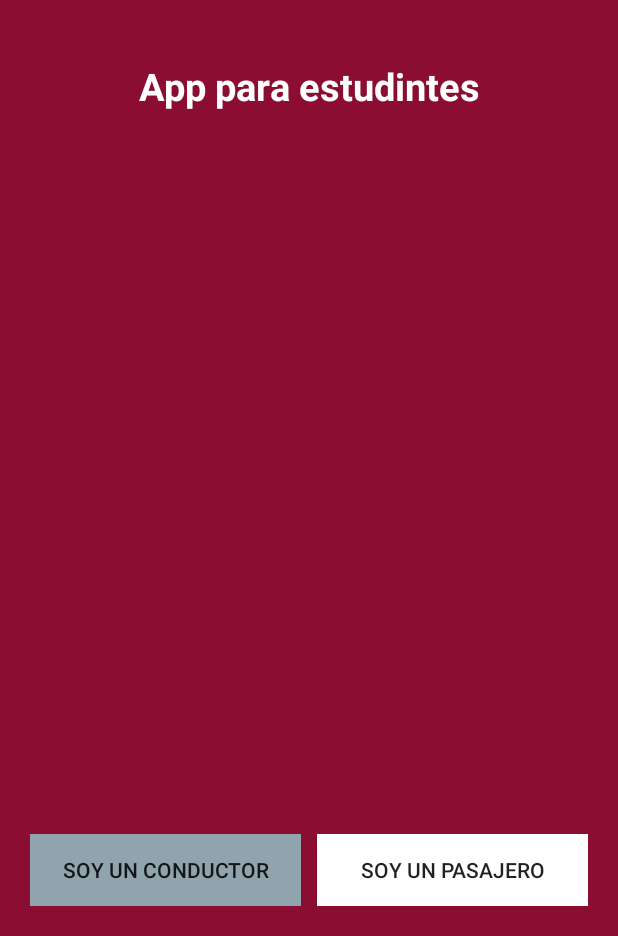
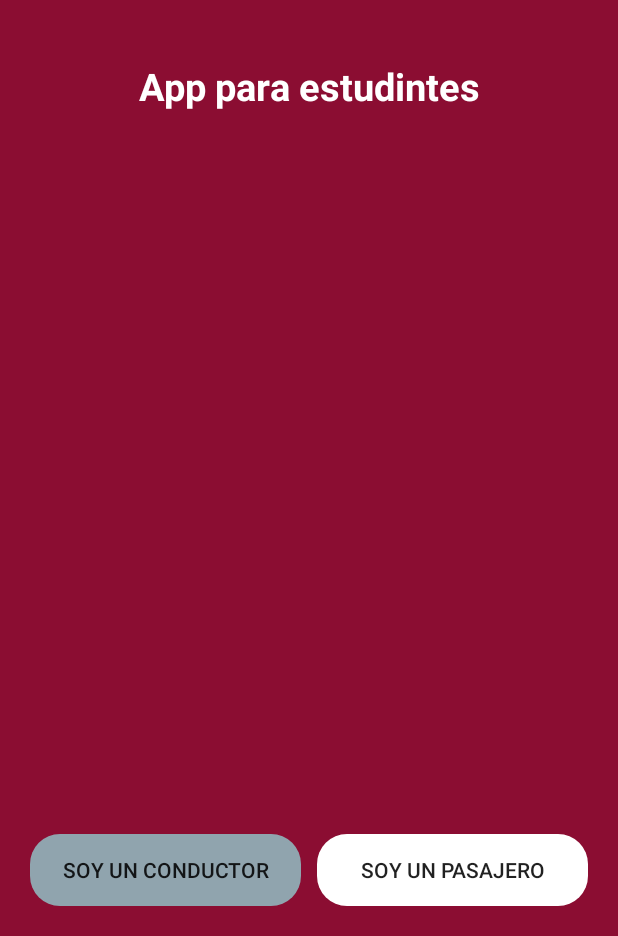
Before and after one commit to NallelyPinaC/RaidingUp, an Android app: the screen it shows after launch (MainActivity), on a phone screen of 412 x 824 dp, the part 300-1236 px from its top. Run offline under Robolectric (Android 15) with nearby library versions, the phone set to English and light mode, and no system bars.

```diff
--- a/app/build.gradle
+++ b/app/build.gradle
@@ -37,6 +37,10 @@ dependencies {
     testImplementation 'junit:junit:4.13.2'
     androidTestImplementation 'androidx.test.ext:junit:1.1.3'
     androidTestImplementation 'androidx.test.espresso:espresso-core:3.4.0'
+    implementation platform('com.google.firebase:firebase-bom:28.4.1')
+    implementation 'com.google.firebase:firebase-auth'
+    implementation platform('com.google.firebase:firebase-bom:28.4.2')
+    implementation 'com.google.firebase:firebase-database'
 }
 
 apply plugin: 'com.google.gms.google-services'
--- a/app/src/main/res/layout/activity_login.xml
+++ b/app/src/main/res/layout/activity_login.xml
@@ -42,6 +42,7 @@
                 >
 
                 <com.google.android.material.textfield.TextInputEditText
+                    android:id="@+id/textInputEmail"
                     android:layout_width="match_parent"
                     android:layout_height="wrap_content"
                     android:hint="Correo electronico"
@@ -72,6 +73,7 @@
                 android:layout_height="wrap_content">
 
                 <com.google.android.material.textfield.TextInputEditText
+                    android:id="@+id/textInputPassword"
                     android:layout_width="match_parent"
                     android:layout_height="wrap_content"
                     android:hint="Contraseña"
@@ -89,6 +91,7 @@
             android:gravity="bottom">
 
             <Button
+                android:id="@+id/btnLogin"
                 android:layout_width="match_parent"
                 android:layout_height="wrap_content"
                 android:text="INGRESAR"
--- a/app/src/main/res/layout/activity_main.xml
+++ b/app/src/main/res/layout/activity_main.xml
@@ -44,8 +44,9 @@
                 android:layout_height="wrap_content"
                 android:layout_marginRight="5dp"
                 android:layout_weight="1"
-                android:background="#90a4ae"
-                android:text="Soy un conductor" />
+                android:backgroundTint="#90a4ae"
+                android:text="Soy un conductor"
+                android:background="@drawable/rounded_button"/>
 
             <Button
                 android:id="@+id/btnIAmClient"
@@ -53,8 +54,11 @@
                 android:layout_height="wrap_content"
                 android:layout_marginLeft="5dp"
                 android:layout_weight="1"
-                android:background="@color/white"
-                android:text="Soy un pasajero" />
+                android:backgroundTint="@color/white"
+                android:text="Soy un pasajero"
+                android:background="@drawable/rounded_button"/>
+
+
 
         </LinearLayout>
 
--- a/app/src/main/res/layout/activity_select_option_auth.xml
+++ b/app/src/main/res/layout/activity_select_option_auth.xml
@@ -36,6 +36,7 @@
             android:textStyle="bold"/>
 
         <Button
+            android:id="@+id/btnGoToLogin"
             android:layout_width="match_parent"
             android:layout_height="wrap_content"
             android:layout_marginLeft="30dp"
@@ -43,9 +44,11 @@
             android:text="YA TENGO CUENTA"
             android:backgroundTint="@color/cardview_dark_background"
             android:textColor="@color/white"
-            android:layout_marginRight="30dp"/>
+            android:layout_marginRight="30dp"
+            />
 
         <Button
+            android:id="@+id/btnGoToRegister"
             android:layout_width="match_parent"
             android:background="@drawable/rounded_button"
             android:backgroundTint="@color/cardview_dark_background"
```
Also changed, not shown: app/src/main/java/com/equipo3/radingup/LoginActivity.java (+61 -0 lines), app/src/main/java/com/equipo3/radingup/SelectOptionAuthActivity.java (+25 -0 lines), 1 other file.
